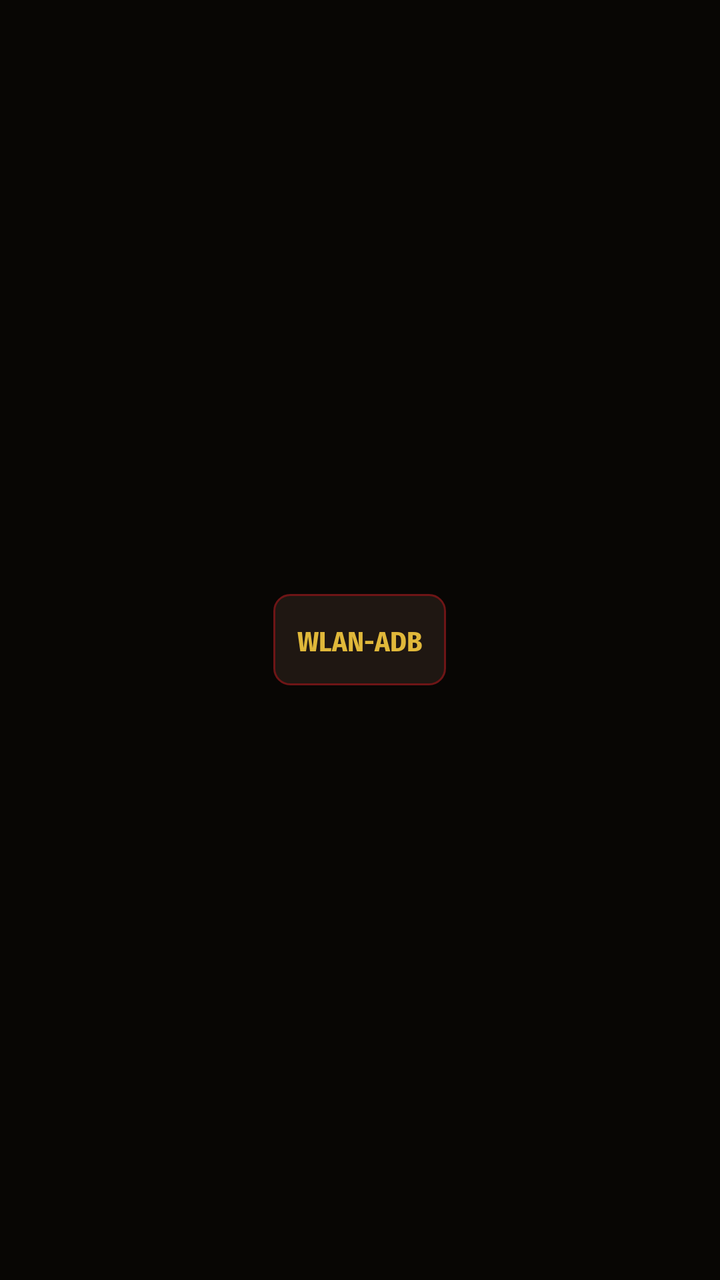
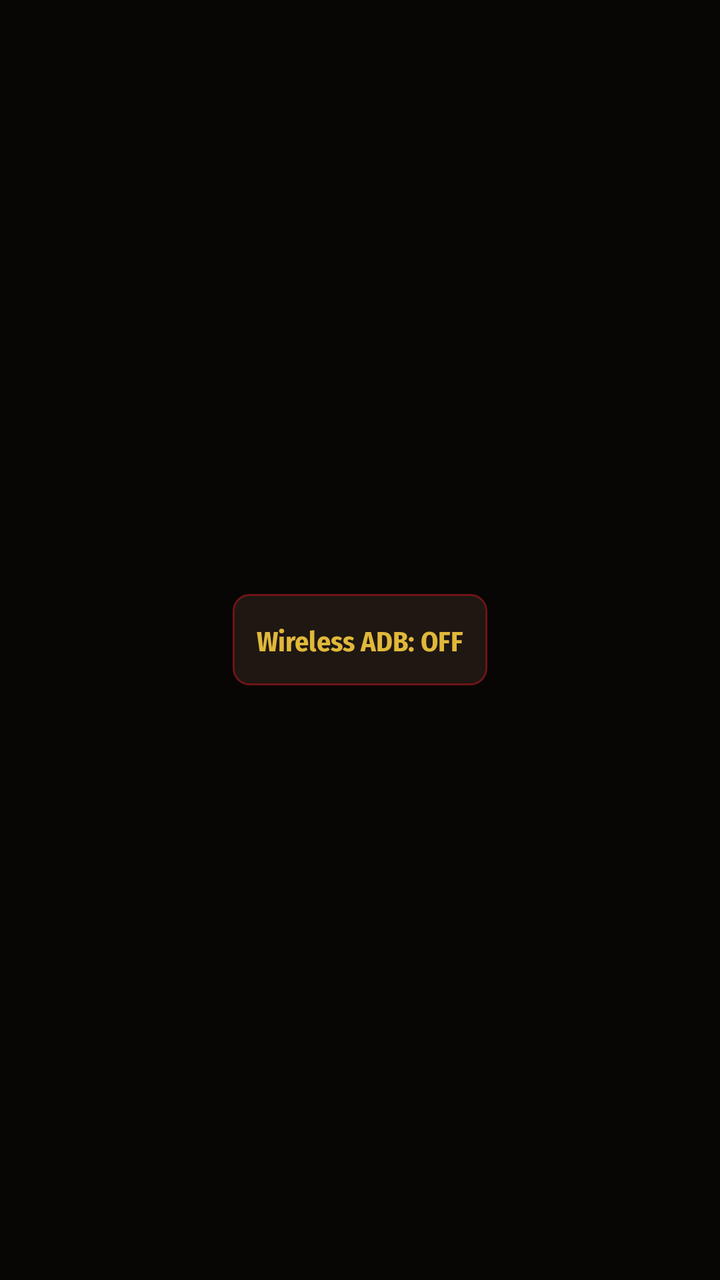

Before-and-after screenshots of an Android layout around one commit, followed by the original layout XML and the change that was made.
<!-- AndroidManifest.xml: application theme Theme.WifiAdb -->
<!-- res/layout/widget_adbwifi.xml -->
<?xml version="1.0" encoding="utf-8"?>
<LinearLayout xmlns:android="http://schemas.android.com/apk/res/android"
    android:layout_width="match_parent"
    android:layout_height="match_parent"
    android:gravity="center"
    android:padding="8dp"
    android:background="@color/ground">

    <TextView
        android:id="@+id/widget_label"
        android:layout_width="wrap_content"
        android:layout_height="wrap_content"
        android:background="@drawable/bg_widget"
        android:padding="12dp"
        android:textColor="@color/text_yellow"
        android:textSize="14sp"
        android:textStyle="bold"
        android:fontFamily="@font/fira_sans_condensed"
        android:text="WLAN-ADB" />
</LinearLayout>
<!-- resources referenced by this layout -->
<resources>
  <color name="ground">#080604</color>
  <color name="text_yellow">#E0B83A</color>
  <!-- drawable bg_widget (drawable) -->
  <?xml version="1.0" encoding="utf-8"?>
  <shape xmlns:android="http://schemas.android.com/apk/res/android">
      <solid android:color="@color/panel_strong" />
      <stroke android:width="1dp" android:color="@color/border_red" />
      <corners android:radius="@dimen/radius_control" />
  </shape>
  <style name="Theme.WifiAdb" parent="android:style/Theme.Material.NoActionBar">
          <item name="android:fontFamily">@font/fira_sans</item>
          <item name="android:windowBackground">@color/ground</item>
          <item name="android:colorAccent">@color/title_yellow</item>
          <item name="android:navigationBarColor">@color/ground</item>
          <item name="android:statusBarColor">@color/banner_red</item>
          <item name="android:windowLightStatusBar">false</item>
          <item name="android:textColorPrimary">@color/night_text</item>
          <item name="android:textColorSecondary">@color/night_muted</item>
      </style>
  <color name="panel_strong">#1F1712</color>
  <color name="border_red">#6E1516</color>
  <dimen name="radius_control">8dp</dimen>
  <color name="title_yellow">#FFD21F</color>
  <color name="banner_red">#B11218</color>
  <color name="night_text">#EDE6DC</color>
  <color name="night_muted">#A79B8C</color>
</resources>

<!-- the commit's change to res/layout/widget_adbwifi.xml (unified diff, before → after) -->
@@ -16,5 +16,5 @@
         android:textSize="14sp"
         android:textStyle="bold"
         android:fontFamily="@font/fira_sans_condensed"
-        android:text="WLAN-ADB" />
+        android:text="@string/widget_text_off" />
 </LinearLayout>
<!-- resource entries referenced after the edit -->
@@ -9,6 +9,7 @@
       <stroke android:width="1dp" android:color="@color/border_red" />
       <corners android:radius="@dimen/radius_control" />
   </shape>
+  <string name="widget_text_off">Wireless ADB: OFF</string>
   <style name="Theme.WifiAdb" parent="android:style/Theme.Material.NoActionBar">
           <item name="android:fontFamily">@font/fira_sans</item>
           <item name="android:windowBackground">@color/ground</item>
